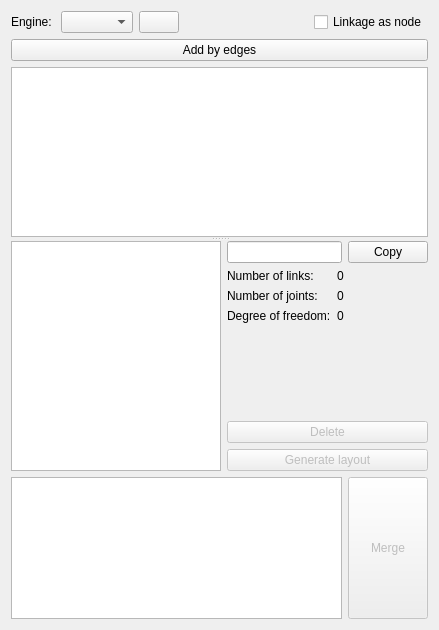
This is core/synthesis/NumberAndTypeSynthesis/Collections.ui in KmolYuan/Pyslvs-UI as Qt 5 draws it before an edit. The edited form follows.
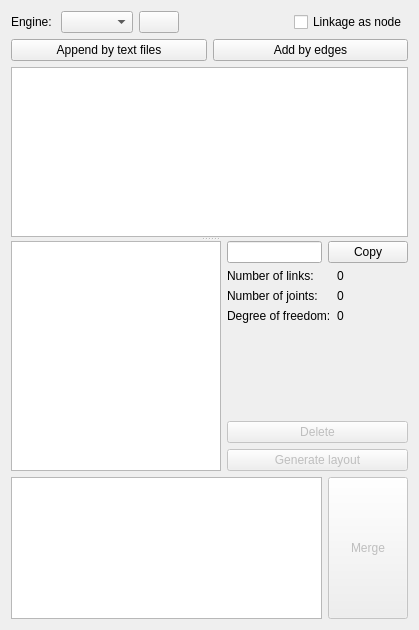
This is the edited form. Icons and pictures are not drawn.

Commit message: Add collections from text files function.

```diff
--- a/core/synthesis/NumberAndTypeSynthesis/Collections.ui
+++ b/core/synthesis/NumberAndTypeSynthesis/Collections.ui
@@ -6,7 +6,7 @@
    <rect>
     <x>0</x>
     <y>0</y>
-    <width>439</width>
+    <width>419</width>
     <height>630</height>
    </rect>
   </property>
@@ -77,6 +77,15 @@
     </layout>
    </item>
    <item>
+    <layout class="QHBoxLayout" name="horizontalLayout_5">
+     <item>
+      <widget class="QPushButton" name="add_by_files_button">
+       <property name="text">
+        <string>Append by text files</string>
+       </property>
+      </widget>
+     </item>
+     <item>
     <widget class="QPushButton" name="add_by_edges_button">
      <property name="statusTip">
       <string>Add the chain by edge expression.</string>
@@ -85,6 +94,8 @@
       <string>Add by edges</string>
      </property>
     </widget>
+     </item>
+    </layout>
    </item>
    <item>
     <widget class="QSplitter" name="splitter">
```
Lines whose indentation alone changed are shown as unchanged. The commit also changes 5 other files.
